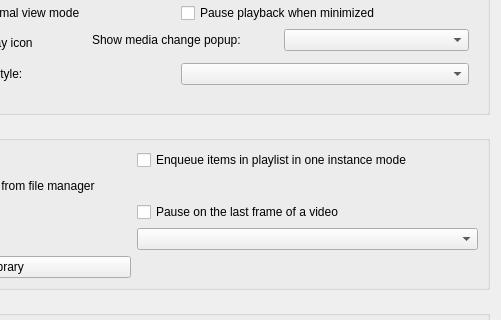
Old version of the form modules/gui/qt4/ui/sprefs_interface.ui in the repository andronmobi/vlc-parrot-asteroid; both pictures show x 232 to 733 and y 122 to 442 of the 733 by 579 pixel window.
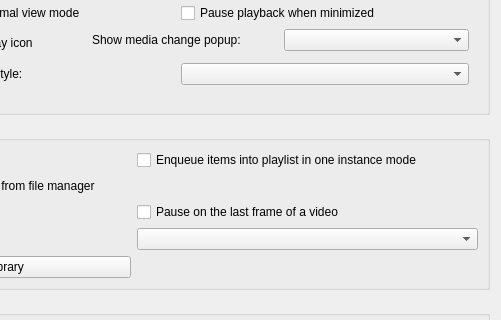
New version of the form. Custom widgets are drawn as their Qt base class.

Commit message: Use same string in definition as in ui

The edit to the form file:
```diff
--- a/modules/gui/qt4/ui/sprefs_interface.ui
+++ b/modules/gui/qt4/ui/sprefs_interface.ui
@@ -589,7 +589,7 @@
       <item row="0" column="1">
        <widget class="QCheckBox" name="EnqueueOneInterfaceMode">
         <property name="text">
-         <string>Enqueue items in playlist in one instance mode</string>
+         <string>Enqueue items into playlist in one instance mode</string>
         </property>
        </widget>
       </item>
```
The commit also changes 1 other file.
